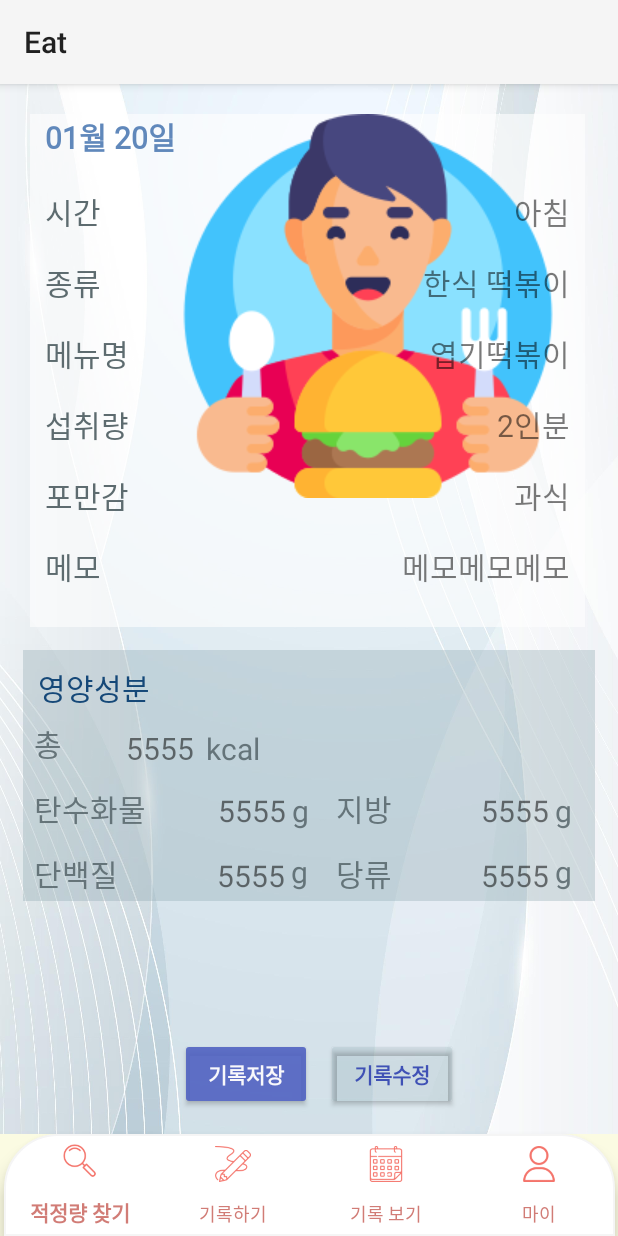
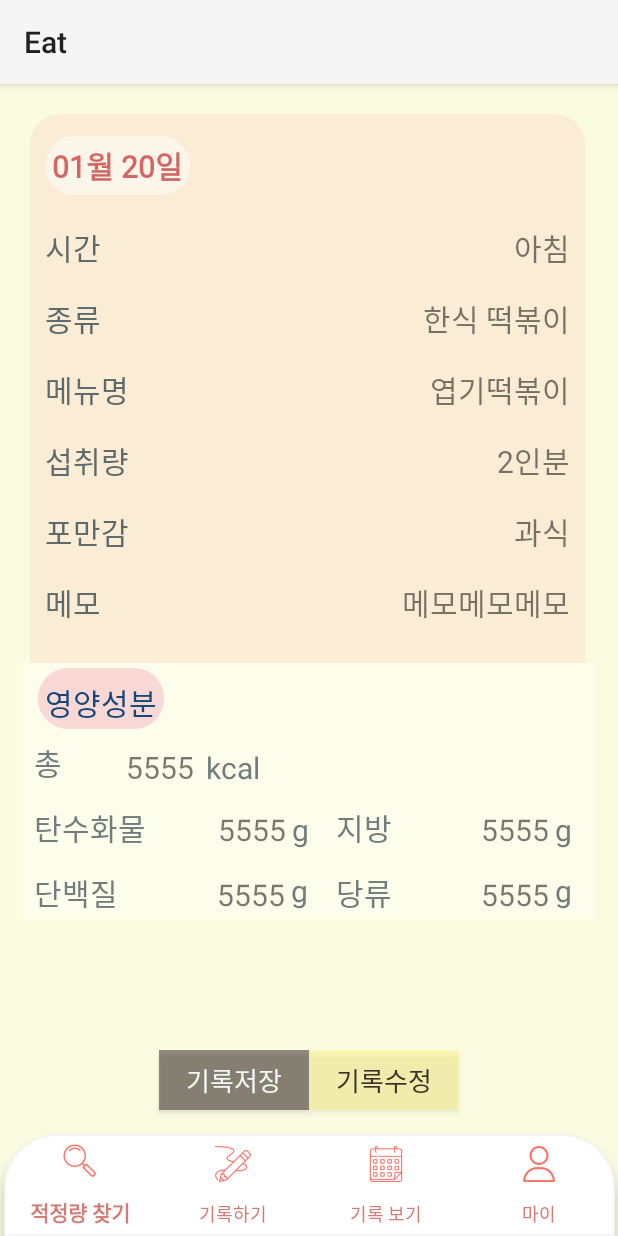
Before and after one commit to Eat-solution-challenge/eat_app, an Android app: the fragment CheckRecordFragment placed in its activity, on a phone screen of 412 x 824 dp. Run offline under Robolectric (Android 15) with nearby library versions, the phone set to English and light mode, and no system bars.

Commit message:
디자인 변경2

```diff
--- a/app/src/main/res/layout/fragment_calendar.xml
+++ b/app/src/main/res/layout/fragment_calendar.xml
@@ -2,7 +2,6 @@
 <androidx.constraintlayout.widget.ConstraintLayout
     xmlns:android="http://schemas.android.com/apk/res/android"
     xmlns:app="http://schemas.android.com/apk/res-auto"
-    android:background="#1DFFFF27"
     android:layout_width="match_parent"
     android:layout_height="match_parent">
 
--- a/app/src/main/res/layout/fragment_check_record.xml
+++ b/app/src/main/res/layout/fragment_check_record.xml
@@ -1,7 +1,6 @@
 <?xml version="1.0" encoding="utf-8"?>
 <androidx.constraintlayout.widget.ConstraintLayout xmlns:android="http://schemas.android.com/apk/res/android"
     xmlns:app="http://schemas.android.com/apk/res-auto"
-    android:background="@drawable/background"
     android:layout_width="match_parent"
     android:layout_height="match_parent">
 
@@ -11,7 +10,7 @@
         android:layout_height="wrap_content"
         android:layout_marginStart="20dp"
         android:layout_marginTop="20dp"
-        android:background="#9AFFFFFF"
+        android:background="@drawable/record_background"
         android:paddingHorizontal="10dp"
         android:paddingBottom="25dp"
         app:layout_constraintStart_toStartOf="parent"
@@ -21,22 +20,15 @@
             android:id="@+id/record_date"
             android:layout_width="wrap_content"
             android:layout_height="wrap_content"
+            android:background="@drawable/date_background"
             android:fontFamily="@font/nanumsquareneo_bd"
             android:gravity="start"
             android:text="01월 20일"
-            android:textColor="#6088BB"
+            android:textColor="#99B80606"
             android:textSize="20sp"
             android:textStyle="bold"
             app:layout_constraintStart_toStartOf="parent"
             app:layout_constraintTop_toTopOf="parent" />
-
-        <ImageView
-            android:id="@+id/imageView"
-            android:layout_width="wrap_content"
-            android:layout_height="wrap_content"
-            android:src="@drawable/eat1"
-            app:layout_constraintStart_toEndOf="@+id/record_date"
-            app:layout_constraintTop_toTopOf="parent"></ImageView>
 
         <TextView
             android:id="@+id/title_time"
@@ -51,8 +43,8 @@
             android:id="@+id/selected_time"
             style="@style/Title"
             android:layout_height="wrap_content"
+            android:fontFamily="@font/kingsejonginstitute_regular"
             android:text="아침"
-            android:fontFamily="@font/kingsejonginstitute_regular"
             app:layout_constraintBottom_toBottomOf="@id/title_time"
             app:layout_constraintEnd_toStartOf="@+id/guideline3" />
 
@@ -66,11 +58,11 @@
 
         <TextView
             android:id="@+id/recorded_category"
+            style="@style/Title"
             android:layout_width="wrap_content"
             android:layout_height="wrap_content"
-            style="@style/Title"
+            android:fontFamily="@font/kingsejonginstitute_regular"
             android:text="한식 떡볶이"
-            android:fontFamily="@font/kingsejonginstitute_regular"
             app:layout_constraintBottom_toBottomOf="@+id/title_category"
             app:layout_constraintEnd_toStartOf="@+id/guideline3" />
 
@@ -86,8 +78,8 @@
             android:id="@+id/recorded_menu"
             style="@style/Title"
             android:layout_height="wrap_content"
+            android:fontFamily="@font/kingsejonginstitute_regular"
             android:text="엽기떡볶이"
-            android:fontFamily="@font/kingsejonginstitute_regular"
             app:layout_constraintBottom_toBottomOf="@+id/title_menu"
             app:layout_constraintEnd_toStartOf="@+id/guideline3" />
 
@@ -103,8 +95,8 @@
             android:id="@+id/recorded_consumption"
             style="@style/Title"
             android:layout_height="wrap_content"
+            android:fontFamily="@font/kingsejonginstitute_regular"
             android:text="2인분"
-            android:fontFamily="@font/kingsejonginstitute_regular"
             app:layout_constraintBottom_toBottomOf="@+id/title_consumption"
             app:layout_constraintEnd_toStartOf="@+id/guideline3" />
 
@@ -120,8 +112,8 @@
             android:id="@+id/recorded_satiety"
             style="@style/Title"
             android:layout_height="wrap_content"
+            android:fontFamily="@font/kingsejonginstitute_regular"
             android:text="과식"
-            android:fontFamily="@font/kingsejonginstitute_regular"
             app:layout_constraintBottom_toBottomOf="@+id/title_satiety"
             app:layout_constraintEnd_toStartOf="@+id/guideline3" />
 
@@ -137,9 +129,9 @@
             android:id="@+id/recorded_memo"
             style="@style/Title"
             android:layout_height="wrap_content"
+            android:layout_marginVertical="0dp"
+            android:fontFamily="@font/kingsejonginstitute_regular"
             android:text="메모메모메모"
-            android:fontFamily="@font/kingsejonginstitute_regular"
-            android:layout_marginVertical="0dp"
             app:layout_constraintEnd_toStartOf="@+id/guideline3"
             app:layout_constraintTop_toTopOf="@+id/title_memo" />
 
@@ -161,12 +153,11 @@
     </androidx.constraintlayout.widget.ConstraintLayout>
 
     <androidx.constraintlayout.widget.ConstraintLayout
-        android:background="#5B8EA7B1"
         android:id="@+id/constraintLayout2"
         android:layout_width="match_parent"
         android:layout_height="wrap_content"
-        android:layout_margin="15dp"
-        android:layout_marginTop="5dp"
+        android:layout_marginHorizontal="15dp"
+        android:background="#54FFFFFF"
         android:paddingBottom="3dp"
         app:layout_constraintStart_toStartOf="parent"
         app:layout_constraintTop_toBottomOf="@+id/constraintLayout">
@@ -176,9 +167,10 @@
             android:layout_width="wrap_content"
             android:layout_height="wrap_content"
             android:layout_marginStart="10dp"
-            android:layout_marginTop="2dp"
+            android:layout_marginTop="3dp"
+            android:background="@drawable/menu_background"
+            android:fontFamily="@font/nanumsquareneo_rg"
             android:paddingTop="8dp"
-            android:fontFamily="@font/nanumsquareneo_bd"
             android:text="영양성분"
             android:textColor="#154878"
             android:textSize="20sp"
@@ -190,8 +182,8 @@
             style="@style/Nutrient"
             android:layout_height="wrap_content"
             android:layout_marginTop="6dp"
+            android:fontFamily="@font/nanumsquareneo_rg"
             android:text="총"
-            android:fontFamily="@font/nanumsquareneo_rg"
             app:layout_constraintBottom_toBottomOf="@+id/recorded_calories"
             app:layout_constraintStart_toStartOf="parent"
             app:layout_constraintTop_toBottomOf="@+id/nutrient" />
@@ -213,8 +205,8 @@
             style="@style/Nutrient"
             android:layout_height="wrap_content"
             android:layout_marginStart="8dp"
+            android:fontFamily="@font/nanumsquareneo_bd"
             android:text="kcal"
-            android:fontFamily="@font/nanumsquareneo_bd"
             app:layout_constraintBottom_toBottomOf="@+id/text_total"
             app:layout_constraintHorizontal_bias="0"
             app:layout_constraintStart_toEndOf="@+id/recorded_calories"
@@ -256,14 +248,14 @@
 
 
         <TextView
+            android:id="@+id/record_carbohydrate"
             style="@style/RecordedNutrient"
-            android:id="@+id/record_carbohydrate"
             android:layout_width="79dp"
             android:layout_height="28dp"
             android:layout_marginEnd="4dp"
             android:text="5555"
             app:layout_constraintBottom_toBottomOf="@id/title_carbohydrate"
-            app:layout_constraintEnd_toStartOf="@+id/text_unit_carbohydrate"/>
+            app:layout_constraintEnd_toStartOf="@+id/text_unit_carbohydrate" />
 
         <TextView
             android:id="@+id/text_unit_carbohydrate"
@@ -281,7 +273,7 @@
             android:layout_marginEnd="4dp"
             android:text="5555"
             app:layout_constraintBottom_toBottomOf="@+id/title_fat"
-            app:layout_constraintEnd_toStartOf="@+id/text_unit_fat"/>
+            app:layout_constraintEnd_toStartOf="@+id/text_unit_fat" />
 
         <TextView
             android:id="@+id/text_unit_fat"
@@ -300,7 +292,7 @@
             android:layout_marginEnd="4dp"
             android:text="5555"
             app:layout_constraintBottom_toBottomOf="@+id/title_protein"
-            app:layout_constraintEnd_toStartOf="@+id/text_unit_protein"/>
+            app:layout_constraintEnd_toStartOf="@+id/text_unit_protein" />
 
         <TextView
             android:id="@+id/text_unit_protein"
@@ -320,7 +312,7 @@
             android:text="5555"
             app:layout_constraintBottom_toBottomOf="@+id/title_sugar"
             app:layout_constraintEnd_toEndOf="parent"
-            app:layout_constraintEnd_toStartOf="@+id/text_unit_sugar"/>
+            app:layout_constraintEnd_toStartOf="@+id/text_unit_sugar" />
 
         <TextView
             android:id="@+id/text_unit_sugar"
@@ -340,44 +332,42 @@
 
     </androidx.constraintlayout.widget.ConstraintLayout>
 
-    <Button
+    <android.widget.Button
         android:id="@+id/save_record"
-        android:layout_width="wrap_content"
-        android:layout_height="wrap_content"
+        android:layout_width="100dp"
+        android:layout_height="40dp"
         android:layout_marginBottom="16dp"
-        android:backgroundTint="#E24E60C1"
-        android:paddingHorizontal="5dp"
-        android:paddingVertical="5dp"
+        android:background="#832E2420"
+        android:fontFamily="@font/nanumsquareneo_rg"
         android:text="기록저장"
-        android:textColor="@color/ic_launcher_background"
-        android:textStyle="bold"
+        android:textColor="#F6F6F6"
+        android:textSize="17sp"
         app:layout_constraintBottom_toBottomOf="parent"
-        app:layout_constraintEnd_toEndOf="parent"
-        app:layout_constraintHorizontal_bias="0.371"
-        app:layout_constraintStart_toStartOf="parent"
+        app:layout_constraintEnd_toStartOf="@+id/guideline5"
         app:layout_constraintTop_toTopOf="parent"
         app:layout_constraintVertical_bias="1.0" />
 
-    <Button
+    <android.widget.Button
         android:id="@+id/edit_record"
-        android:layout_width="wrap_content"
-        android:layout_height="wrap_content"
+        android:layout_width="100dp"
+        android:layout_height="40dp"
         android:layout_marginBottom="16dp"
-        android:backgroundTint="@color/gray"
-        android:paddingHorizontal="5dp"
+        android:background="#46FFEB3B"
+        android:fontFamily="@font/nanumsquareneo_rg"
         android:text="기록수정"
-        android:textColor="#3F51B5"
-        android:textStyle="bold"
+        android:textColor="#EE2E2420"
+        android:textSize="17sp"
         app:layout_constraintBottom_toBottomOf="parent"
-        app:layout_constraintEnd_toEndOf="parent"
-        app:layout_constraintHorizontal_bias="0.671"
-        app:layout_constraintStart_toStartOf="parent"
+        app:layout_constraintStart_toEndOf="@id/guideline5"
         app:layout_constraintTop_toTopOf="parent"
         app:layout_constraintVertical_bias="1.0" />
 
-
-
-
+    <androidx.constraintlayout.widget.Guideline
+        android:id="@+id/guideline5"
+        android:layout_width="wrap_content"
+        android:layout_height="wrap_content"
+        android:orientation="vertical"
+        app:layout_constraintGuide_percent="0.5" />
 
 
 </androidx.constraintlayout.widget.ConstraintLayout>
--- a/app/src/main/res/layout/fragment_find_amount.xml
+++ b/app/src/main/res/layout/fragment_find_amount.xml
@@ -2,7 +2,6 @@
 <androidx.constraintlayout.widget.ConstraintLayout xmlns:android="http://schemas.android.com/apk/res/android"
     xmlns:app="http://schemas.android.com/apk/res-auto"
     xmlns:tools="http://schemas.android.com/tools"
-    android:background="#1DFFFF27"
     android:id="@+id/main_container"
     android:layout_width="match_parent"
     android:layout_height="match_parent"
--- a/app/src/main/res/layout/fragment_my.xml
+++ b/app/src/main/res/layout/fragment_my.xml
@@ -2,7 +2,6 @@
 <androidx.constraintlayout.widget.ConstraintLayout xmlns:android="http://schemas.android.com/apk/res/android"
     xmlns:app="http://schemas.android.com/apk/res-auto"
     xmlns:tools="http://schemas.android.com/tools"
-    android:background="#1DFFFF27"
     android:layout_width="match_parent"
     android:layout_height="match_parent">
 
--- a/app/src/main/res/layout/fragment_record.xml
+++ b/app/src/main/res/layout/fragment_record.xml
@@ -1,7 +1,6 @@
 <?xml version="1.0" encoding="utf-8"?>
 <androidx.constraintlayout.widget.ConstraintLayout xmlns:android="http://schemas.android.com/apk/res/android"
     xmlns:app="http://schemas.android.com/apk/res-auto"
-    android:background="#1DFFFF27"
     android:layout_width="match_parent"
     android:layout_height="match_parent">
 
@@ -10,10 +9,10 @@
         android:layout_width="0dp"
         android:layout_height="40dp"
         android:textSize="18sp"
-        android:background="#22FFEB3B"
+        android:background="#46FFEB3B"
         android:fontFamily="@font/nanumsquareneo_bd"
-        android:text="기 록 완 료 하 기"
-        android:layout_marginHorizontal="90dp"
+        android:text="기록완료하기"
+        android:layout_marginHorizontal="110dp"
         android:textColor="#EE2E2420"
         android:layout_marginVertical="12dp"
         app:layout_constraintEnd_toEndOf="parent"
```
Also changed, not shown: app/src/main/res/drawable/background.jpg (deleted), app/src/main/res/drawable/ddeok.png (deleted), app/src/main/res/drawable/dinner1.png (added), app/src/main/res/drawable/dinner2.png (added), app/src/main/res/drawable/etc.jpg (deleted), app/src/main/res/drawable/etc.png (added), 1 other file.
